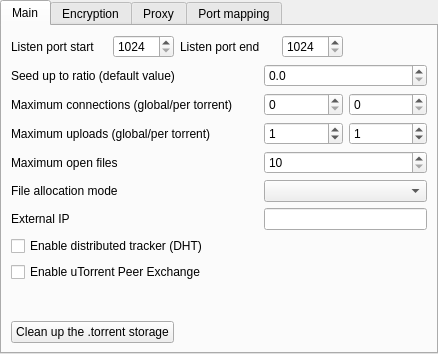
First picture: the form in engines/SettingsTorrentForm.ui, repository LubosD/fatrat, before the edit.
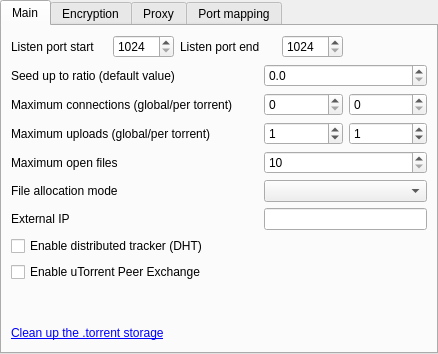
Second picture: the form after the edit.

```diff
--- a/engines/SettingsTorrentForm.ui
+++ b/engines/SettingsTorrentForm.ui
@@ -31,25 +31,24 @@
       <number>0</number>
      </property>
      <widget class="QWidget" name="tab" >
+      <property name="geometry" >
+       <rect>
+        <x>0</x>
+        <y>0</y>
+        <width>434</width>
+        <height>326</height>
+       </rect>
+      </property>
       <attribute name="title" >
        <string>Main</string>
       </attribute>
-      <layout class="QGridLayout" >
+      <layout class="QGridLayout" name="gridLayout" >
        <item row="0" column="0" colspan="4" >
         <layout class="QHBoxLayout" >
          <property name="spacing" >
           <number>6</number>
          </property>
-         <property name="leftMargin" >
-          <number>0</number>
-         </property>
-         <property name="topMargin" >
-          <number>0</number>
-         </property>
-         <property name="rightMargin" >
-          <number>0</number>
-         </property>
-         <property name="bottomMargin" >
+         <property name="margin" >
           <number>0</number>
          </property>
          <item>
@@ -239,9 +238,9 @@
         </spacer>
        </item>
        <item row="10" column="0" colspan="2" >
-        <widget class="QPushButton" name="pushCleanup" >
+        <widget class="QLabel" name="labelCleanup" >
          <property name="text" >
-          <string>Clean up the .torrent storage</string>
+          <string>&lt;a href="cleanup">Clean up the .torrent storage&lt;/a></string>
          </property>
         </widget>
        </item>
```
Left out of the diff: 45 changed lines with no effect on the pictures.
